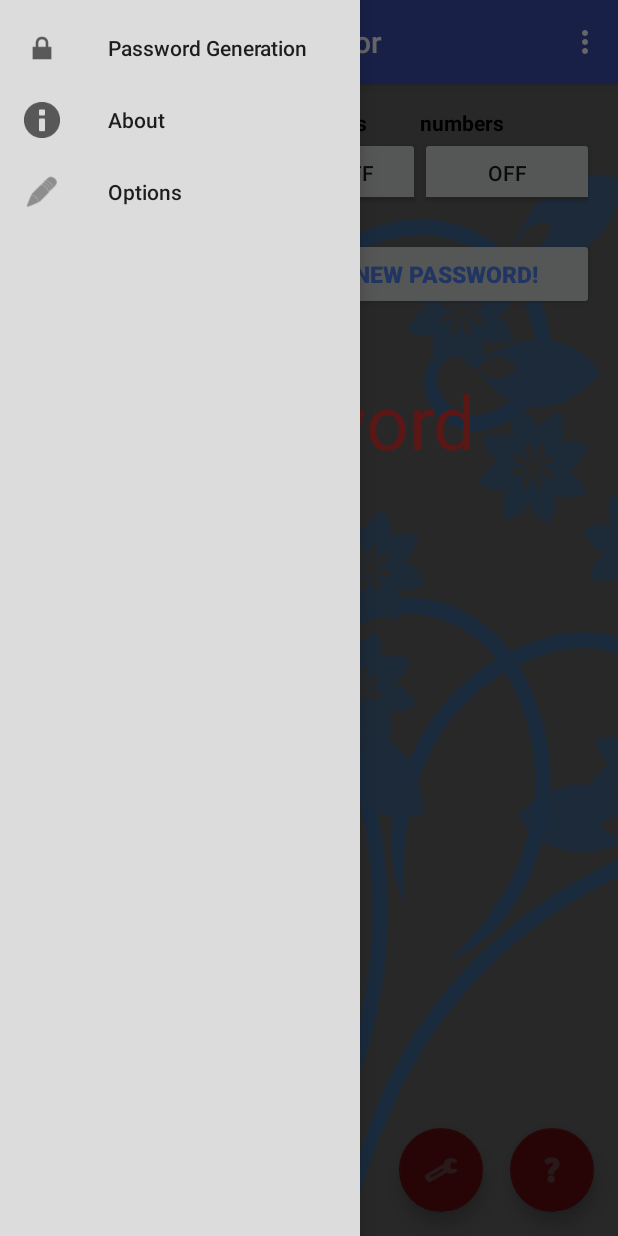
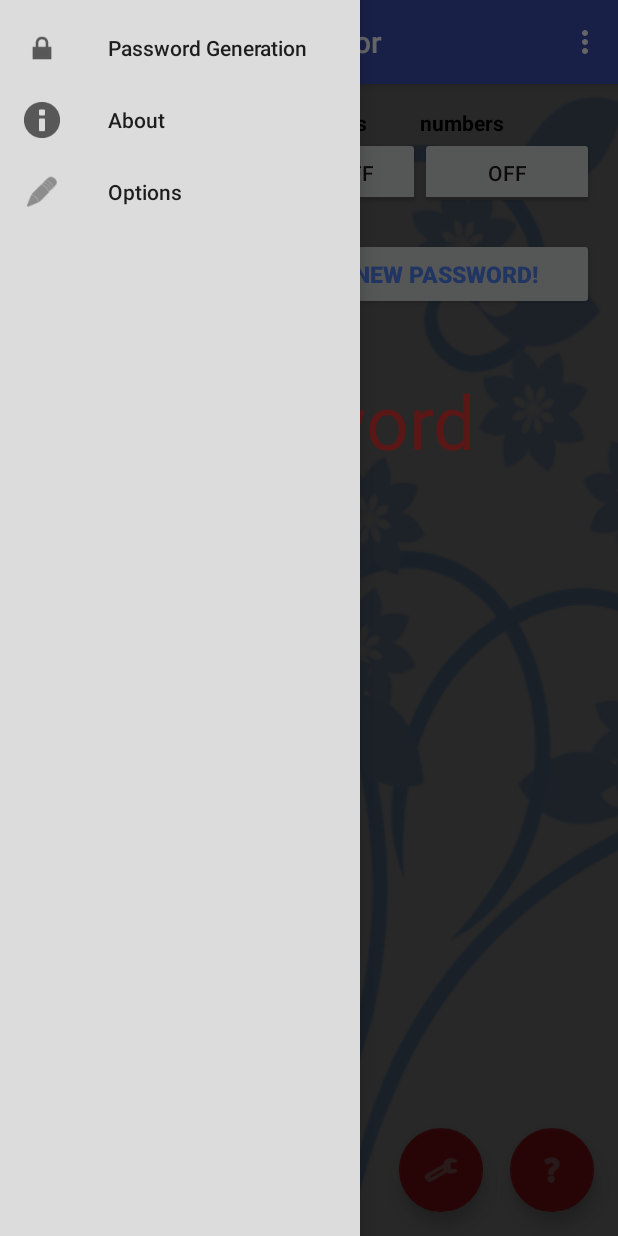
Before and after one commit to ZenOokami/Android-PasswordGenerator, an Android app: the screen it shows after launch (PasswordGeneratorActivity), with the side drawer open, on a phone screen of 412 x 824 dp. Run offline under Robolectric (Android 15) with nearby library versions, the phone set to English and light mode, and no system bars.

Commit message:
Styling update

```diff
--- a/PasswordGenerator/app/src/main/java/org/essenceofzen/passwordgenerator/PasswordGeneratorActivity.java
+++ b/PasswordGenerator/app/src/main/java/org/essenceofzen/passwordgenerator/PasswordGeneratorActivity.java
@@ -132,7 +132,9 @@ public class PasswordGeneratorActivity extends AppCompatActivity {
 
         String key = "9857516874AByaxijasdfIOJASDiojasdoij8778412989asdfn8912ho87y8123jkashdfzxc8192as;odifj91289o9a8usd9fjo9zuxcjo891j23liniasdfrlguih0asdf0129or8giausdfrgn";
 
+        // Do calculations how ever many times as the length of the key
         for(int index=0;index < key.length();index++){
+            // Grab a value by taking the index and doing the modulo of it and that of the length)
             int seed_date_value = ((int)seed_date.charAt(index % seed_date.length()));
             int key_value = ((int)key.charAt(index % key.length()));
 
--- a/PasswordGenerator/app/src/main/res/layout/activity_password_generator.xml
+++ b/PasswordGenerator/app/src/main/res/layout/activity_password_generator.xml
@@ -4,7 +4,9 @@
     xmlns:app="http://schemas.android.com/apk/res-auto"
     android:id="@+id/navigation_drawer_layout"
     android:layout_width="match_parent"
-    android:layout_height="match_parent">
+    android:layout_height="match_parent"
+    android:background="@drawable/phone_flora_fade2_blue"
+    >
 
     <FrameLayout
         android:id="@+id/navigation_content_frame"
@@ -31,10 +33,24 @@
             android:layout_gravity="right|bottom"
             android:layout_marginRight="90dp"
             android:layout_marginBottom="@dimen/fab_margin"
+            app:layout_anchor="@id/navigation_drawer_layout"
             android:src="@android:drawable/ic_menu_preferences"
             android:tint="#FFFFFF"
             app:backgroundTint="#f61f23"
         />
+
+        <!--<android.support.design.widget.FloatingActionButton-->
+            <!--android:id="@+id/fab_settings2"-->
+            <!--android:layout_width="wrap_content"-->
+            <!--android:layout_height="wrap_content"-->
+            <!--android:layout_gravity="right|bottom"-->
+            <!--android:layout_marginRight="170dp"-->
+            <!--android:layout_marginBottom="@dimen/fab_margin"-->
+            <!--app:layout_anchor="@id/navigation_drawer_layout"-->
+            <!--android:src="@android:drawable/ic_menu_preferences"-->
+            <!--android:tint="#FFFFFF"-->
+            <!--app:backgroundTint="#f61f23"-->
+            <!--/>-->
 
     </FrameLayout>
 
@@ -58,6 +74,7 @@
     android:fitsSystemWindows="true"
     tools:context="org.essenceofzen.passwordgenerator.PasswordGeneratorActivity">
 
+
         <android.support.design.widget.AppBarLayout
             android:layout_width="match_parent"
             android:layout_height="wrap_content"
--- a/PasswordGenerator/app/src/main/res/layout/content_password_generator.xml
+++ b/PasswordGenerator/app/src/main/res/layout/content_password_generator.xml
@@ -11,7 +11,7 @@
     app:layout_behavior="@string/appbar_scrolling_view_behavior"
     tools:context="org.essenceofzen.passwordgenerator.PasswordGeneratorActivity"
     tools:showIn="@layout/activity_password_generator"
-    android:background="@drawable/phone_flora_fade2_blue"
+
     >
 
     <!--<ImageView-->
@@ -193,7 +193,7 @@
 
     <FrameLayout
         android:layout_width="100dp"
-        android:layout_height="100dp"
+        android:layout_height="10dp"
         android:layout_alignParentBottom="true"
         android:layout_alignParentLeft="true"
         android:layout_alignParentStart="false"
@@ -205,7 +205,7 @@
 
         <ImageView
             android:layout_width="match_parent"
-            android:layout_height="wrap_content"
+            android:layout_height="match_parent"
             android:id="@+id/twitterHex"
             android:layout_gravity="center_horizontal|bottom"
             android:src="@drawable/hex_twitter"
@@ -216,4 +216,6 @@
     </FrameLayout>
 
 
+
+
 </RelativeLayout>
--- a/PasswordGenerator/build.gradle
+++ b/PasswordGenerator/build.gradle
@@ -5,7 +5,7 @@ buildscript {
         jcenter()
     }
     dependencies {
-        classpath 'com.android.tools.build:gradle:1.5.0'
+        classpath 'com.android.tools.build:gradle:2.1.2'
 
         // NOTE: Do not place your application dependencies here; they belong
         // in the individual module build.gradle files
```
Also changed, not shown: PasswordGenerator/gradle/wrapper/gradle-wrapper.properties.
